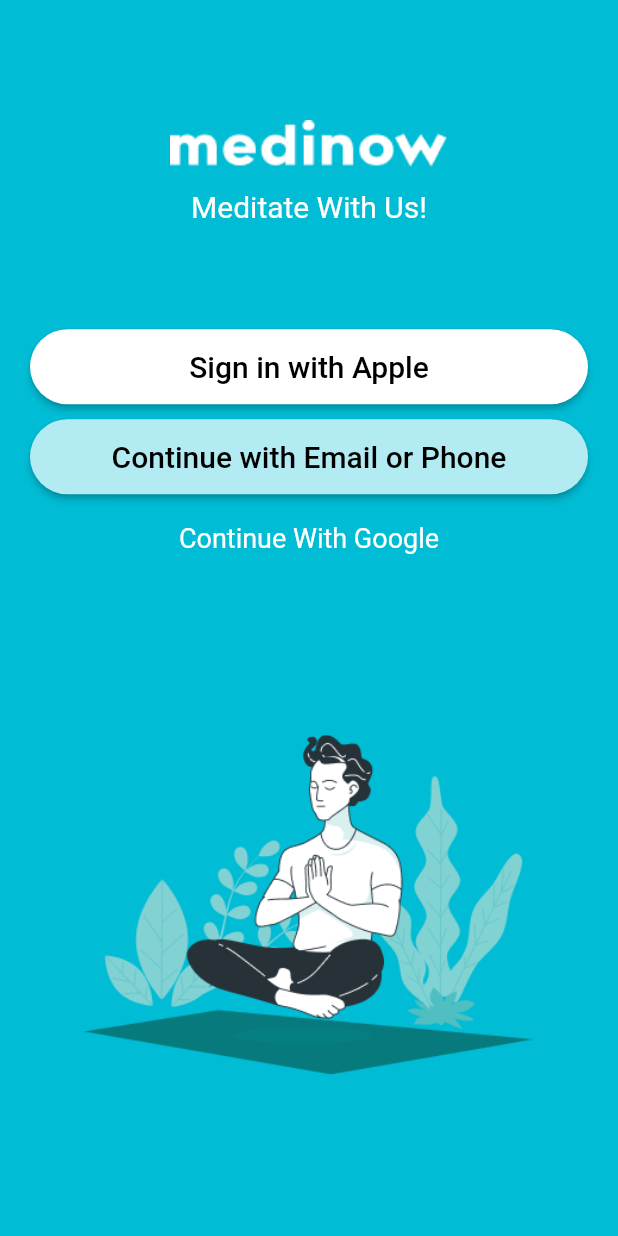
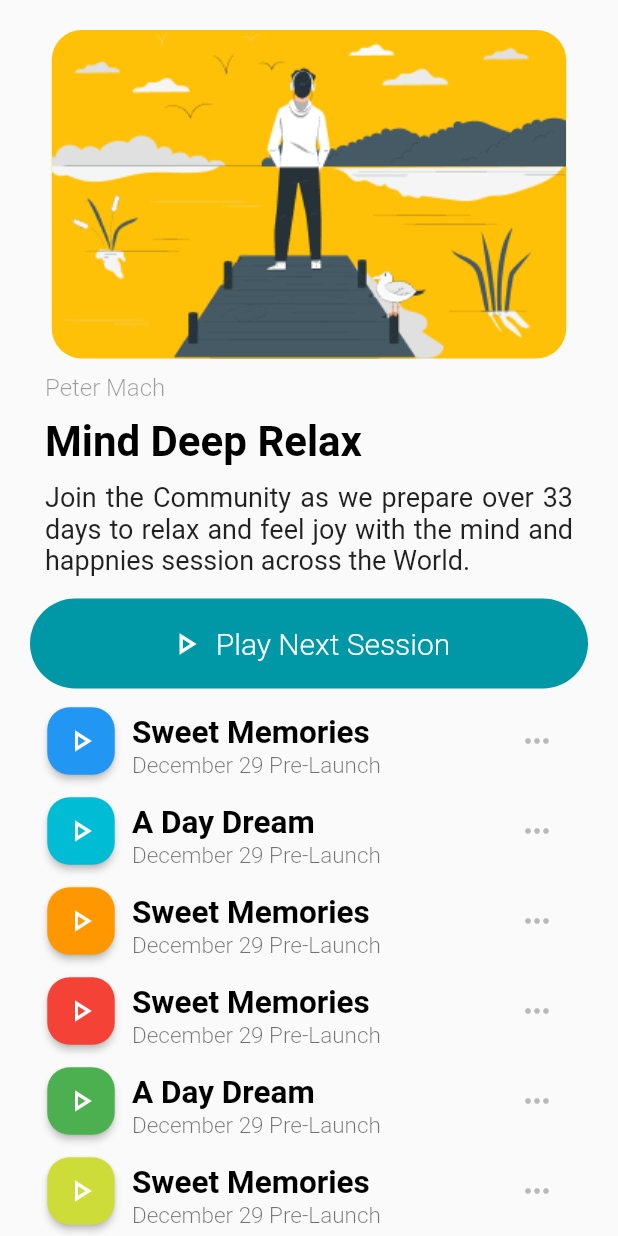
Before and after one commit to WizMe-M/flutter-practices, a Flutter app: the screen it shows after launch, on a phone screen of 412 x 824 dp. Run offline on Flutter 3.47's test engine with Material 2 defaults, Android fonts, the phone set to English and light mode, and no system bars.

Commit message:
scrollable meditate screen

```diff
--- a/practice_1/lib/main.dart
+++ b/practice_1/lib/main.dart
@@ -1,5 +1,6 @@
 import 'package:flutter/material.dart';
 import 'package:practice_1/screen_1.dart';
+import 'package:practice_1/screen_2.dart';
 
 void main() {
   runApp(const MyApp());
@@ -12,7 +13,7 @@
   Widget build(BuildContext context) {
     return const MaterialApp(
       title: 'Practice 1',
-      home: WelcomeScreen(),
+      home: MeditateScreen(),
       debugShowCheckedModeBanner: false,
     );
   }
--- /dev/null
+++ b/practice_1/lib/screen_2.dart
@@ -0,0 +1,203 @@
+import 'package:flutter/material.dart';
+
+class MeditateScreen extends StatefulWidget {
+  const MeditateScreen({Key? key}) : super(key: key);
+
+  @override
+  State<MeditateScreen> createState() => _MeditateScreenState();
+}
+
+class Podcast {
+  Podcast(this.name, this.playColor);
+
+  Color playColor;
+  String name;
+  String date = 'December 29 Pre-Launch';
+}
+
+class _MeditateScreenState extends State<MeditateScreen> {
+  List<Podcast> podcasts = [
+    Podcast('Sweet Memories', Colors.blue),
+    Podcast('A Day Dream', Colors.cyan),
+    Podcast('Sweet Memories', Colors.orange),
+    Podcast('Sweet Memories', Colors.red),
+    Podcast('A Day Dream', Colors.green),
+    Podcast('Sweet Memories', Colors.lime)
+   ];
+
+  String baseText =
+      'Join the Community as we prepare over 33 days to relax and feel joy with the mind and happnies session across the World.';
+
+  @override
+  Widget build(BuildContext context) {
+    return Scaffold(
+      body: SafeArea(
+        child: SingleChildScrollView(
+          child: Padding(
+            padding: const EdgeInsets.all(20),
+            child: Column(
+              mainAxisAlignment: MainAxisAlignment.spaceBetween,
+              children: [
+                Container(
+                    decoration: BoxDecoration(
+                        color: Colors.amber,
+                        borderRadius: BorderRadius.circular(20)),
+                    child: Image.asset('assets/standing-man.png')),
+
+                Padding(
+                  padding: const EdgeInsets.all(10),
+                  child: Column(
+                    children: [
+                      Container(
+                        alignment: Alignment.centerLeft,
+                        child: const Text(
+                          'Peter Mach',
+                          style: TextStyle(
+                            color: Colors.black38,
+                            fontSize: 16,
+                            fontWeight: FontWeight.w300),
+                        ),
+                      ),
+
+                      Padding(
+                        padding: const EdgeInsets.symmetric(vertical: 10),
+                        child: Container(
+                          alignment: Alignment.centerLeft,
+                          child: const Text(
+                            'Mind Deep Relax',
+                            style: TextStyle(
+                              color: Colors.black,
+                              fontSize: 28,
+                              fontWeight: FontWeight.bold),
+                          ),
+                        ),
+                      ),
+
+                      Text(
+                        baseText,
+                        textAlign: TextAlign.justify,
+                        style: const TextStyle(
+                          color: Colors.black87,
+                          fontSize: 18,
+                          fontWeight: FontWeight.normal
+                        ),
+                      )
+                    ],
+                  ),
+                ),
+
+                Padding(
+                  padding: const EdgeInsets.symmetric(vertical: 5),
+                  child: SizedBox(
+                    width: double.infinity,
+                    child: TextButton.icon(
+                      onPressed: () {},
+                      icon: const Icon(
+                        Icons.play_arrow_outlined,
+                        color: Colors.white,
+                      ),
+                    label: const Text('Play Next Session',
+                      textAlign: TextAlign.center,
+                      style: TextStyle(
+                        color: Colors.white,
+                        fontSize: 20,
+                        fontWeight: FontWeight.w300
+                      ),
+                    ),
+                    style: ButtonStyle(
+                      shape: MaterialStateProperty.all<RoundedRectangleBorder>(
+                        RoundedRectangleBorder(
+                          borderRadius: BorderRadius.circular(45)
+                        )
+                      ),
+                      backgroundColor: MaterialStateProperty.all<Color>(
+                        Colors.cyan.shade700
+                      ),
+                      fixedSize: MaterialStateProperty.all<Size>(
+                        const Size.fromHeight(60)
+                      ),
+                    )
+                  ),
+                ),
+              ),
+
+              ...podcasts.map((e) {
+                return SizedBox(
+                    height: 60,
+                    child: Padding(
+                      padding: const EdgeInsets.symmetric(horizontal: 10, vertical: 2),
+                      child: Row(
+                        children: [
+                          ElevatedButton(
+                            onPressed: () {},
+                            style: ButtonStyle(
+                              shape: MaterialStateProperty.all<RoundedRectangleBorder>(
+                                RoundedRectangleBorder(
+                                  borderRadius: BorderRadius.circular(15)
+                                )
+                              ),
+                              backgroundColor: MaterialStateProperty.all<Color>(
+                              e.playColor
+                              ),
+                              minimumSize: MaterialStateProperty.all<Size>(
+                                const Size(45, 45)
+                              ),
+                              fixedSize: MaterialStateProperty.all<Size>(
+                                const Size(45, 45)
+                              ),
+                              padding: MaterialStateProperty.all<EdgeInsets>(
+                                const EdgeInsets.all(-5)
+                              )
+                            ),
+                            child: const Center(
+                              child: Icon(Icons.play_arrow_outlined,
+                                color: Colors.white,
+                              ),
+                            )
+                          ),
+
+                          Expanded(
+                            child: Padding(
+                              padding: const EdgeInsets.all(10),
+                              child: Column(
+                                mainAxisAlignment: MainAxisAlignment.spaceBetween,
+                                crossAxisAlignment: CrossAxisAlignment.start,
+                                children: [
+                                  Text(e.name,
+                                    style: const TextStyle(
+                                      color: Colors.black,
+                                      fontWeight: FontWeight.bold,
+                                      fontSize: 21
+                                    ),
+                                  ),
+
+                                  Text(e.date,
+                                    style: const TextStyle(
+                                      color: Colors.black54,
+                                      fontWeight: FontWeight.w300,
+                                      fontSize: 15
+                                    ),
+                                  )
+                                ],
+                              ),
+                            )
+                          ),
+
+                          IconButton(
+                            onPressed: () {}, icon:
+                            const Icon(Icons.more_horiz_rounded),
+                            color: Colors.black26,
+                          )
+                        ],
+                      ),
+                    ),
+                  );
+                })
+              ],
+            ),
+          ),
+        )
+      ),
+    );
+  }
+}
```
